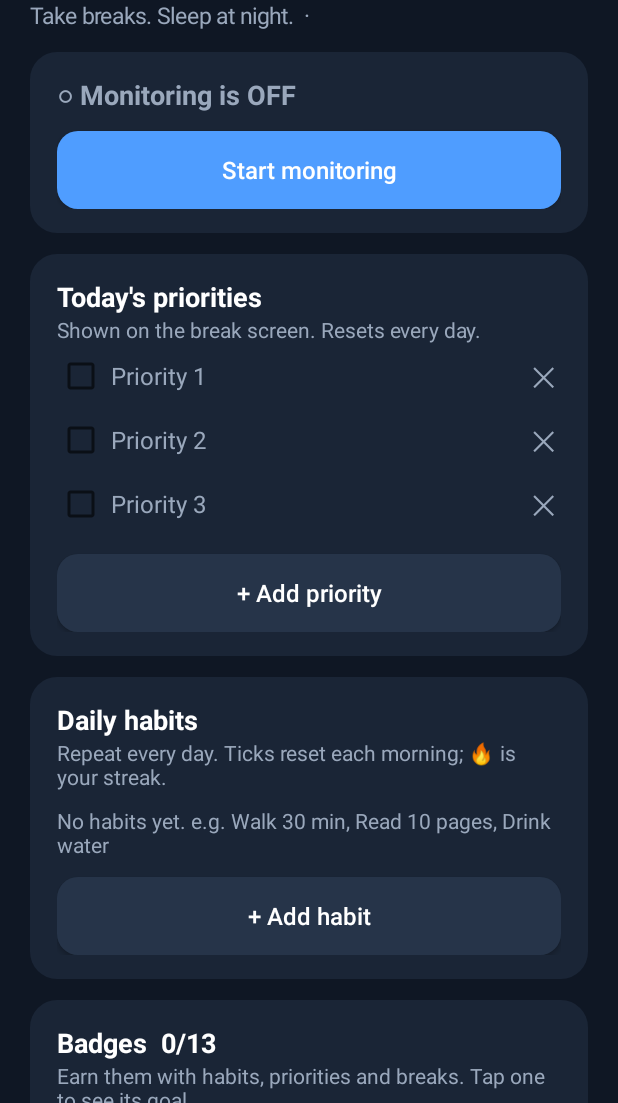
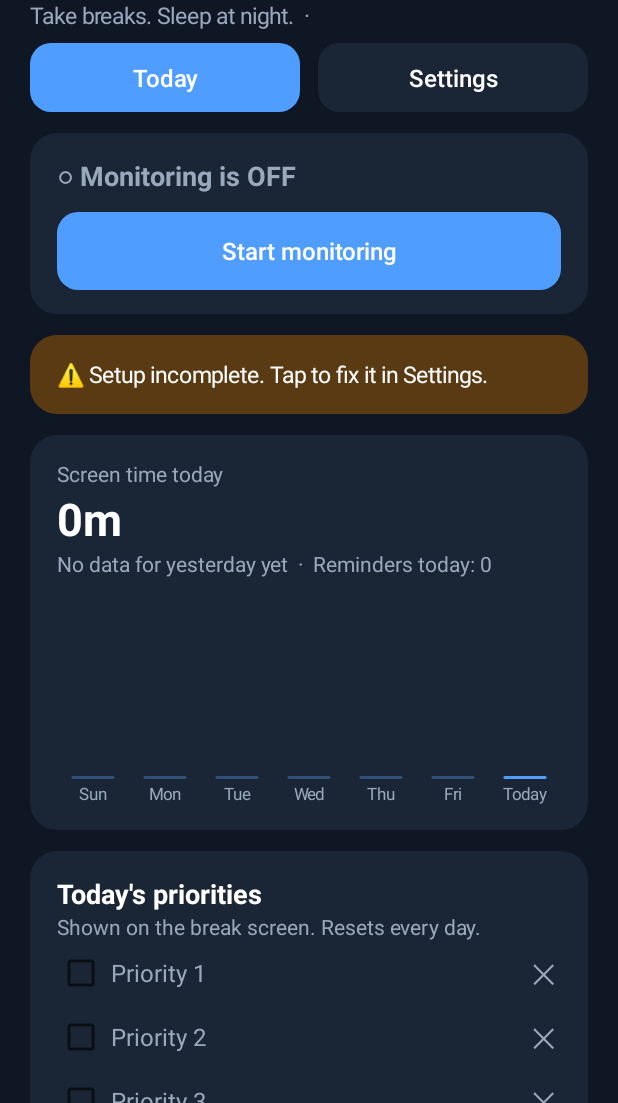
Before and after one commit to usb10-ai/usb10-ai.github.io, an Android app: the screen it shows after launch (MainActivity), on a phone screen of 412 x 824 dp, the part 133-1236 px from its top. Run offline under Robolectric (Android 15) with nearby library versions, the phone set to English and light mode, and no system bars.

Commit message:
Phone Limiter: Today/Settings tabs, screen-time summary with 7-day chart, setup checklist
Co-Authored-By: Claude Opus 5.5 <noreply@anthropic.com>
Claude-Session: https://claude.ai/code/session_0154ChAQaAiJYFNwnJMK3tmP

```diff
--- a/phone-limiter/app/src/main/AndroidManifest.xml
+++ b/phone-limiter/app/src/main/AndroidManifest.xml
@@ -8,6 +8,7 @@
     <uses-permission android:name="android.permission.SYSTEM_ALERT_WINDOW" />
     <uses-permission android:name="android.permission.USE_FULL_SCREEN_INTENT" />
     <uses-permission android:name="android.permission.VIBRATE" />
+    <uses-permission android:name="android.permission.REQUEST_IGNORE_BATTERY_OPTIMIZATIONS" />
     <uses-permission android:name="android.permission.PACKAGE_USAGE_STATS"
         tools:ignore="ProtectedPermissions" />
     <queries>
--- /dev/null
+++ b/phone-limiter/app/src/main/java/com/example/phonelimiter/BarChart.kt
@@ -0,0 +1,33 @@
+package com.example.phonelimiter
+
+import android.content.Context
+import android.graphics.Canvas
+import android.graphics.Color
+import android.graphics.Paint
+import android.graphics.RectF
+import android.view.View
+
+/** Minimal 7-day bar chart; the last bar (today) is highlighted. */
+class BarChart(c: Context) : View(c) {
+    var values: List<Long> = emptyList(); set(v) { field = v; invalidate() }
+    var labels: List<String> = emptyList(); set(v) { field = v; invalidate() }
+
+    private val d = c.resources.displayMetrics.density
+    private val bar = Paint(Paint.ANTI_ALIAS_FLAG)
+    private val text = Paint(Paint.ANTI_ALIAS_FLAG).apply { color = Ui.MUTED; textSize = 11 * d; textAlign = Paint.Align.CENTER }
+
+    override fun onDraw(cv: Canvas) {
+        if (values.isEmpty()) return
+        val max = values.maxOrNull()!!.coerceAtLeast(60_000L)
+        val slot = width / values.size.toFloat()
+        val top = 16 * d; val bottom = height - 18 * d
+        values.forEachIndexed { i, v ->
+            val cx = slot * i + slot / 2
+            val h = ((bottom - top) * v / max).coerceAtLeast(2 * d)
+            bar.color = if (i == values.lastIndex) Ui.ACCENT else Color.parseColor("#33507A")
+            cv.drawRoundRect(RectF(cx - slot * 0.3f, bottom - h, cx + slot * 0.3f, bottom), 4 * d, 4 * d, bar)
+            if (v >= 60_000L) cv.drawText(ScreenTime.format(v).replace(" ", ""), cx, bottom - h - 4 * d, text)
+            labels.getOrNull(i)?.let { cv.drawText(it, cx, height - 4 * d, text) }
+        }
+    }
+}
--- a/phone-limiter/app/src/main/java/com/example/phonelimiter/MainActivity.kt
+++ b/phone-limiter/app/src/main/java/com/example/phonelimiter/MainActivity.kt
@@ -27,11 +27,64 @@ class MainActivity : Activity() {
         root.addView(Ui.text(c, "Phone Limiter", 30f, bold = true))
         root.addView(Ui.text(c, "Take breaks. Sleep at night.  ·  ${BuildConfig.VERSION_NAME}", 15f, Ui.MUTED))
 
+        // Two tabs: Today (daily things) and Settings
+        val today = LinearLayout(c).apply { orientation = LinearLayout.VERTICAL }
+        val settingsPage = LinearLayout(c).apply { orientation = LinearLayout.VERTICAL; visibility = android.view.View.GONE }
+        val tabToday = Ui.button(c, "Today"); val tabSettings = Ui.button(c, "Settings")
+        fun showTab(t: Int) {
+            today.visibility = if (t == 0) android.view.View.VISIBLE else android.view.View.GONE
+            settingsPage.visibility = if (t == 1) android.view.View.VISIBLE else android.view.View.GONE
+            tabToday.background = Ui.rounded(if (t == 0) Ui.ACCENT else Ui.CARD, 14f, c)
+            tabSettings.background = Ui.rounded(if (t == 1) Ui.ACCENT else Ui.CARD, 14f, c)
+        }
+        tabToday.setOnClickListener { showTab(0) }; tabSettings.setOnClickListener { showTab(1) }
+        root.addView(LinearLayout(c).apply {
+            setPadding(0, Ui.dp(c, 8), 0, 0)
+            addView(tabToday, LinearLayout.LayoutParams(0, Ui.dp(c, 46), 1f).apply { rightMargin = Ui.dp(c, 6) })
+            addView(tabSettings, LinearLayout.LayoutParams(0, Ui.dp(c, 46), 1f).apply { leftMargin = Ui.dp(c, 6) })
+        })
+        root.addView(today); root.addView(settingsPage)
+        showTab(0)
+
         // Status + start/stop
         val status = Ui.text(c, "", 18f, bold = true)
         val toggle = Ui.button(c, "")
         val hero = Ui.card(c).apply { addView(status); addView(toggle) }
-        root.addView(hero)
+        today.addView(hero)
+
+        // Setup warning (shown on Today only when something needed is missing)
+        val setupBanner = Ui.card(c).apply {
+            background = Ui.rounded(android.graphics.Color.parseColor("#5A3A12"), 18f, c)
+            addView(Ui.text(c, "⚠️ Setup incomplete. Tap to fix it in Settings.", 15f))
+            setOnClickListener { showTab(1) }
+        }
+        today.addView(setupBanner)
+
+        // Screen time summary + 7-day chart
+        val stToday = Ui.text(c, "", 30f, bold = true)
+        val stCompare = Ui.text(c, "", 14f, Ui.MUTED)
+        val chart = BarChart(c).apply {
+            layoutParams = LinearLayout.LayoutParams(ViewGroup.LayoutParams.MATCH_PARENT, Ui.dp(c, 140)).apply { topMargin = Ui.dp(c, 12) }
+        }
+        today.addView(Ui.card(c).apply {
+            addView(Ui.text(c, "Screen time today", 14f, Ui.MUTED)); addView(stToday); addView(stCompare); addView(chart)
+        })
+        fun refreshSummary() {
+            val d0 = java.time.LocalDate.now()
+            val t = ScreenTime.msOn(c, d0); val y = ScreenTime.msOn(c, d0.minusDays(1))
+            stToday.text = ScreenTime.format(t)
+            val diff = t - y
+            val cmp = when {
+                y == 0L -> "No data for yesterday yet"
+                diff <= 0 -> "▼ ${ScreenTime.format(-diff)} less than yesterday so far"
+                else -> "▲ ${ScreenTime.format(diff)} more than yesterday"
+            }
+            stCompare.text = "$cmp  ·  Reminders today: ${ScreenTime.reminders(c, d0)}"
+            val days = (6 downTo 0).map { d0.minusDays(it.toLong()) }
+            chart.values = days.map { ScreenTime.msOn(c, it) }
+            chart.labels = days.map { if (it == d0) "Today" else it.dayOfWeek.getDisplayName(java.time.format.TextStyle.SHORT, java.util.Locale.getDefault()) }
+        }
+        refreshSummary()
 
         // Badges (card is added below the habits)
         val badgeCard = Ui.card(c)
@@ -117,7 +170,7 @@ class MainActivity : Activity() {
                 else Toast.makeText(c, "Maximum ${Prefs.MAX_TASKS} priorities", Toast.LENGTH_SHORT).show()
             }
         })
-        root.addView(prio)
+        today.addView(prio)
 
         // Daily habits: kept every day, ticks reset daily, streak shown
         val habitCard = Ui.card(c)
@@ -172,14 +225,46 @@ class MainActivity : Activity() {
                 else Toast.makeText(c, "Maximum ${Habits.MAX} habits", Toast.LENGTH_SHORT).show()
             }
         })
-        root.addView(habitCard)
+        today.addView(habitCard)
         refreshBadges()
-        root.addView(badgeCard)
+        today.addView(badgeCard)
+
+        // Setup checklist: each permission the app needs, with a fix button
+        val checklist = Ui.card(c)
+        settingsPage.addView(checklist)
+        fun refreshChecklist() {
+            val pm = getSystemService(POWER_SERVICE) as android.os.PowerManager
+            val needsUsage = Prefs.allowedPkg(c) != null
+            val items = listOf(
+                Triple("Notifications", getSystemService(android.app.NotificationManager::class.java).areNotificationsEnabled(),
+                    Intent(Settings.ACTION_APP_NOTIFICATION_SETTINGS).putExtra(Settings.EXTRA_APP_PACKAGE, packageName)),
+                Triple("Appear on top (break screen over apps)", Settings.canDrawOverlays(c),
+                    Intent(Settings.ACTION_MANAGE_OVERLAY_PERMISSION, Uri.parse("package:$packageName"))),
+                Triple("Battery: unrestricted", pm.isIgnoringBatteryOptimizations(packageName),
+                    Intent(Settings.ACTION_REQUEST_IGNORE_BATTERY_OPTIMIZATIONS, Uri.parse("package:$packageName"))),
+                Triple("Usage access" + if (needsUsage) "" else " (only for one-app restriction)",
+                    Restriction.usageAccessGranted(c) || !needsUsage, Intent(Settings.ACTION_USAGE_ACCESS_SETTINGS)))
+            checklist.removeAllViews()
+            checklist.addView(Ui.text(c, "Setup checklist", 18f, bold = true))
+            items.forEach { (name, ok, fix) ->
+                checklist.addView(LinearLayout(c).apply {
+                    gravity = android.view.Gravity.CENTER_VERTICAL; setPadding(0, Ui.dp(c, 6), 0, Ui.dp(c, 6))
+                    addView(Ui.text(c, (if (ok) "✅  " else "⚠️  ") + name, 15f, if (ok) Ui.MUTED else Color.WHITE),
+                        LinearLayout.LayoutParams(0, ViewGroup.LayoutParams.WRAP_CONTENT, 1f))
+                    if (!ok) addView(Button(c).apply {
+                        text = "Fix"; isAllCaps = false; setTextColor(Color.WHITE); background = Ui.rounded(Ui.ACCENT, 10f, c)
+                        setOnClickListener { runCatching { startActivity(fix) } }
+                    }, LinearLayout.LayoutParams(Ui.dp(c, 64), Ui.dp(c, 38)))
+                })
+            }
+            setupBanner.visibility = if (items.all { it.second }) android.view.View.GONE else android.view.View.VISIBLE
+        }
+        refreshChecklist()
 
         // Break reminder settings
         val limit = Ui.number(c, Prefs.limitMin(c))
         val brk = Ui.number(c, Prefs.breakMin(c))
-        root.addView(Ui.card(c).apply {
+        settingsPage.addView(Ui.card(c).apply {
             addView(Ui.text(c, "Break reminder", 18f, bold = true))
             addView(Ui.row(c, "Remind after (minutes of use)", limit))
             addView(Ui.row(c, "Screen-off minutes = real break", brk))
@@ -188,7 +273,7 @@ class MainActivity : Activity() {
         // Night mode settings
         val nightOn = Switch(c).apply { isChecked = Prefs.nightOn(c); setTextColor(Color.WHITE) }
         val ns = Ui.number(c, Prefs.nightStart(c)); val ne = Ui.number(c, Prefs.nightEnd(c))
-        root.addView(Ui.card(c).apply {
+        settingsPage.addView(Ui.card(c).apply {
             addView(Ui.text(c, "Night mode", 18f, bold = true))
             addView(Ui.text(c, "Tells you not to use the phone at night.", 14f, Ui.MUTED))
             addView(LinearLayout(c).apply {
@@ -210,10 +295,10 @@ class MainActivity : Activity() {
             removeBtn.visibility = if (p == null) android.view.View.GONE else android.view.View.VISIBLE
             usageBtn.visibility = if (p != null && !Restriction.usageAccessGranted(c)) android.view.View.VISIBLE else android.view.View.GONE
         }
-        refreshAllowedHook = { refreshAllowed(); refreshTasks(); refreshHabits(); refreshBadges() }
+        refreshAllowedHook = { refreshAllowed(); refreshTasks(); refreshHabits(); refreshBadges(); refreshSummary(); refreshChecklist() }
         usageBtn.setOnClickListener { startActivity(Intent(Settings.ACTION_USAGE_ACCESS_SETTINGS)) }
-        removeBtn.setOnClickListener { Prefs.setAllowedPkg(c, null); refreshAllowed() }
-        root.addView(Ui.card(c).apply {
+        removeBtn.setOnClickListener { Prefs.setAllowedPkg(c, null); refreshAllowed(); refreshChecklist() }
+        settingsPage.addView(Ui.card(c).apply {
             addView(Ui.text(c, "Allow only one app", 18f, bold = true))
             addView(Ui.text(c, "When your break reminder is due, or at night, every app except the one you choose is blocked. Only one app can be allowed.", 14f, Ui.MUTED))
             addView(allowedText)
@@ -233,17 +318,6 @@ class MainActivity : Activity() {
             addView(usageBtn); addView(removeBtn)
         })
         refreshAllowed()
-
-        // Overlay permission
-        root.addView(Ui.card(c).apply {
-            addView(Ui.text(c, "Full-screen prompt", 18f, bold = true))
-            addView(Ui.text(c, "Allow \"Display over other apps\" so the break screen appears on top of whatever you're using.", 14f, Ui.MUTED))
-            addView(Ui.button(c, "Grant overlay permission", Color.parseColor("#263449")).apply {
-                setOnClickListener {
-                    startActivity(Intent(Settings.ACTION_MANAGE_OVERLAY_PERMISSION, Uri.parse("package:$packageName")))
-                }
-            })
-        })
 
         fun save() {
             Prefs.set(c, limit.text.toString().toIntOrNull()?.coerceAtLeast(1) ?: 20,
@@ -266,7 +340,7 @@ class MainActivity : Activity() {
             refresh()
         }
         // Restart the service so changed settings take effect while running.
-        root.addView(Ui.button(c, "Save settings", Color.parseColor("#263449")).apply {
+        settingsPage.addView(Ui.button(c, "Save settings", Color.parseColor("#263449")).apply {
             setOnClickListener {
                 save()
                 if (Prefs.enabled(c)) { UsageService.stop(c); UsageService.start(c) }
--- /dev/null
+++ b/phone-limiter/app/src/main/java/com/example/phonelimiter/ScreenTime.kt
@@ -0,0 +1,27 @@
+package com.example.phonelimiter
+
+import android.content.Context
+import java.time.LocalDate
+
+/** Daily screen-on time and reminder counts, kept on the phone. */
+object ScreenTime {
+    private fun sp(c: Context) = c.getSharedPreferences("usage", Context.MODE_PRIVATE)
+
+    fun add(c: Context, ms: Long) {
+        val k = "ms_${LocalDate.now()}"
+        sp(c).edit().putLong(k, sp(c).getLong(k, 0L) + ms).apply()
+    }
+    fun msOn(c: Context, day: LocalDate) = sp(c).getLong("ms_$day", 0L)
+
+    fun addReminder(c: Context) {
+        val k = "rem_${LocalDate.now()}"
+        sp(c).edit().putInt(k, sp(c).getInt(k, 0) + 1).apply()
+    }
+    fun reminders(c: Context, day: LocalDate) = sp(c).getInt("rem_$day", 0)
+
+    /** e.g. 0m, 45m, 2h 5m */
+    fun format(ms: Long): String {
+        val m = ms / 60_000L
+        return if (m < 60) "${m}m" else "${m / 60}h ${m % 60}m"
+    }
+}
--- a/phone-limiter/app/src/main/java/com/example/phonelimiter/UsageService.kt
+++ b/phone-limiter/app/src/main/java/com/example/phonelimiter/UsageService.kt
@@ -16,17 +16,25 @@ class UsageService : Service() {
     private var ticks = 0
     private val detector by lazy { ForegroundDetector(this) }
     private var overlayIsRestriction = false
+    private var lastAccrue = 0L
+
+    /** Adds screen-on time since the last call to today's total. */
+    private fun accrue() {
+        val t = now()
+        if (lastAccrue > 0) (t - lastAccrue).takeIf { it in 0..120_000L }?.let { ScreenTime.add(this, it) }
+        lastAccrue = t
+    }
     private val tick = object : Runnable {
         override fun run() {
-            check(); enforce(); if (++ticks % 10 == 0) updateStatus(); handler.postDelayed(this, 3_000L)
+            accrue(); check(); enforce(); if (++ticks % 10 == 0) updateStatus(); handler.postDelayed(this, 3_000L)
         }
     }
 
     private val screenReceiver = object : BroadcastReceiver() {
         override fun onReceive(c: Context, i: Intent) {
             when (i.action) {
-                Intent.ACTION_SCREEN_ON -> { tracker.onScreenOn(now()); startTicking(); handler.postDelayed({ check() }, 1_500L) }
-                Intent.ACTION_SCREEN_OFF -> { tracker.onScreenOff(now()); handler.removeCallbacks(tick) }
+                Intent.ACTION_SCREEN_ON -> { lastAccrue = now(); tracker.onScreenOn(now()); startTicking(); handler.postDelayed({ check() }, 1_500L) }
+                Intent.ACTION_SCREEN_OFF -> { accrue(); lastAccrue = 0L; tracker.onScreenOff(now()); handler.removeCallbacks(tick) }
             }
         }
     }
@@ -37,7 +45,7 @@ class UsageService : Service() {
         super.onCreate()
         tracker = SessionTracker(Prefs.limitMin(this) * 60_000L, Prefs.breakMin(this) * 60_000L)
         val pm = getSystemService(POWER_SERVICE) as PowerManager
-        if (pm.isInteractive) { tracker.onScreenOn(now()); startTicking() }
+        if (pm.isInteractive) { lastAccrue = now(); tracker.onScreenOn(now()); startTicking() }
         registerReceiver(screenReceiver, IntentFilter().apply {
             addAction(Intent.ACTION_SCREEN_ON); addAction(Intent.ACTION_SCREEN_OFF)
         })
@@ -82,6 +90,7 @@ class UsageService : Service() {
     }
 
     private fun nudge(title: String, text: String, mins: Int, night: Boolean) {
+        ScreenTime.addReminder(this)
         val breakIntent = Intent(this, BreakActivity::class.java)
             .putExtra("minutes", mins).putExtra("night", night).addFlags(Intent.FLAG_ACTIVITY_NEW_TASK)
         val pi = PendingIntent.getActivity(this, 0, breakIntent, PendingIntent.FLAG_IMMUTABLE or PendingIntent.FLAG_UPDATE_CURRENT)
```
Also changed, not shown: 2 other files.
